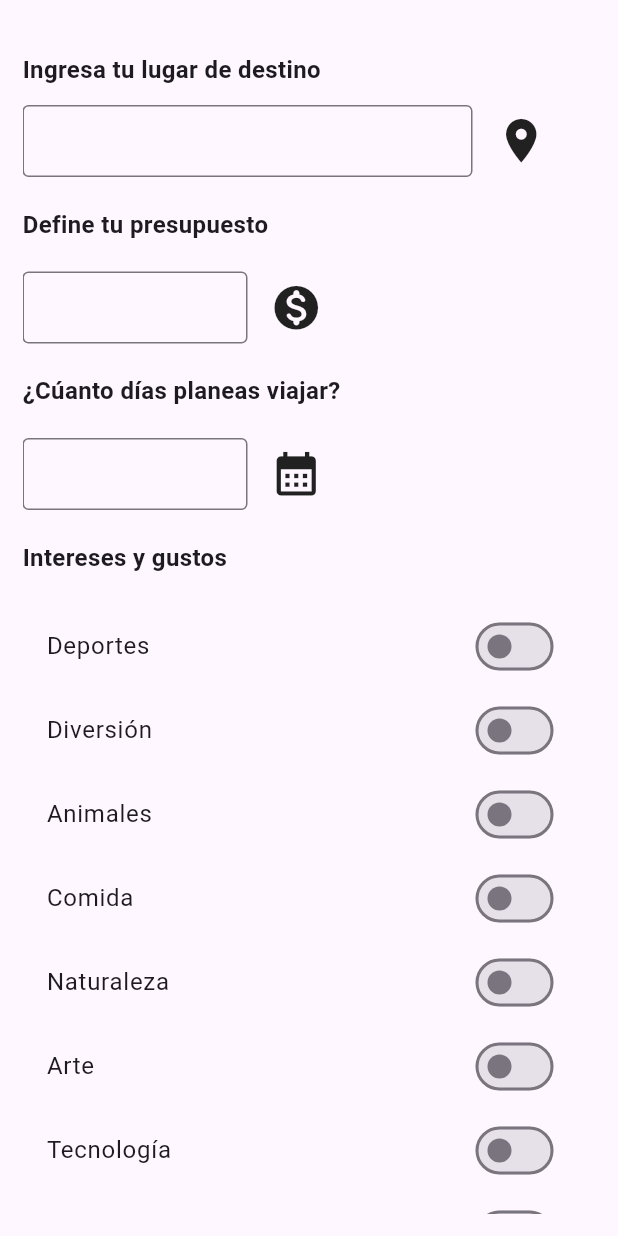
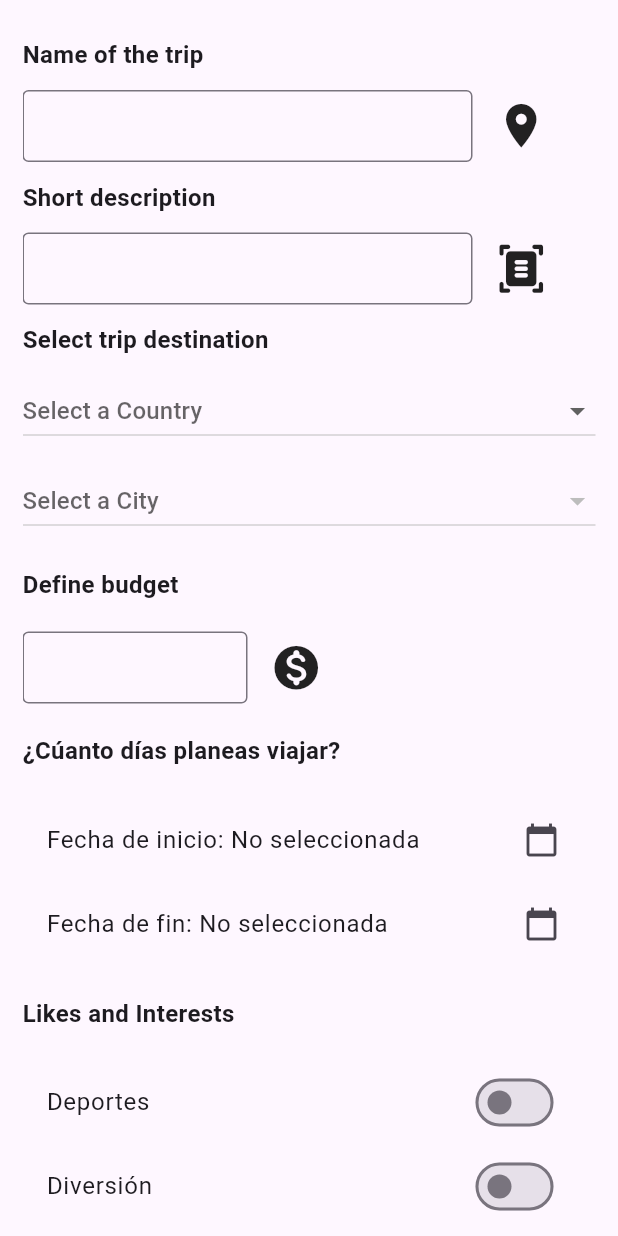
Before and after one commit to anamariaag/Travel_Mate, a Flutter app: the NewItinerarScreen screen opened directly, on a phone screen of 412 x 824 dp. Run offline on Flutter 3.47's test engine with Material 3 defaults, Android fonts, the phone set to English and light mode, and no system bars; our stand-ins replace bloc, cloud_firestore, equatable, firebase_auth, firebase_core, flutter_bloc and 4 more; missing offline and left inert: dart:ffi; accounts and stored records are empty; network calls fail.

Commit message:
destination dropdowns

```diff
--- a/lib/home/home_page.dart
+++ b/lib/home/home_page.dart
@@ -3,10 +3,11 @@ import 'package:flutter_bloc/flutter_bloc.dart';
 import 'package:travel_mate/auth/bloc/auth_bloc.dart';
 import 'package:travel_mate/itinerary/my_itineraries.dart';
 import 'package:travel_mate/itinerary/new_itinerary.dart';
+import 'package:travel_mate/itinerary/provider/new_itineray_picker_provider.dart';
 import 'package:travel_mate/profile/profile.dart';
 import 'package:travel_mate/register/register.dart';
 
-void main() => runApp(const HomePage());
+// void main() => runApp(const HomePage());
 
 class HomePage extends StatelessWidget {
   const HomePage({super.key});
--- a/lib/itinerary/itinerary_details.dart
+++ b/lib/itinerary/itinerary_details.dart
@@ -5,7 +5,7 @@ import 'package:latlong2/latlong.dart';
 import 'package:intl/intl.dart';
 import 'package:travel_mate/itinerary/itinerary.dart';
 
-void main() => runApp(ItineraryDetails());
+// void main() => runApp(ItineraryDetails());
 
 class ItineraryDetails extends StatelessWidget {
   Itinerary? itinerary;
--- a/lib/itinerary/new_itinerary.dart
+++ b/lib/itinerary/new_itinerary.dart
@@ -1,6 +1,11 @@
+import 'package:flutter/cupertino.dart';
 import 'package:flutter/material.dart';
-
-void main() => runApp(NewItinerary());
+import 'package:flutter/widgets.dart';
+import 'package:flutter_bloc/flutter_bloc.dart';
+import 'package:intl/intl.dart';
+import 'package:travel_mate/itinerary/provider/new_itineray_picker_provider.dart';
+import 'package:provider/provider.dart';
+// void main() => runApp(NewItinerary());
 
 class NewItinerary extends StatelessWidget {
   NewItinerary({super.key});
@@ -32,12 +37,29 @@ class NewItinerarScreen extends StatefulWidget {
 }
 
 class _NewItinerarScreenState extends State<NewItinerarScreen> {
-  final TextEditingController destinyController = TextEditingController();
+  @override
+  void initState() {
+    super.initState();
+    final countryProvider =
+        Provider.of<NewItineraryProvider>(context, listen: false);
+    WidgetsBinding.instance.addPostFrameCallback((_) {
+      context.read<NewItineraryProvider>().clearDates();
+      countryProvider.countryList();
+    });
+  }
+
+  final TextEditingController destinationController = TextEditingController();
+  final TextEditingController tripnameController = TextEditingController();
+  final TextEditingController tripdescriptionController =
+      TextEditingController();
   final TextEditingController daysController = TextEditingController();
+
   List<String> selectedCategories = [];
-
   int budget = 0;
   int days = 0;
+
+  String? _selectedCountry;
+  String? _selectedCity;
 
   void handleCategorySelection(String category, bool value) {
     setState(() {
@@ -53,26 +75,32 @@ class _NewItinerarScreenState extends State<NewItinerarScreen> {
     "Deportes",
     "Diversión",
     "Animales",
-    "Comida",
     "Naturaleza",
     "Arte",
-    "Tecnología",
     "Música",
   ];
 
   @override
   Widget build(BuildContext context) {
+    DateTime? fromDate = context.watch<NewItineraryProvider>().startDate;
+    String? onlyDateFrom =
+        fromDate != null ? DateFormat('dd/MM/yy').format(fromDate) : null;
+
+    DateTime? toDate = context.watch<NewItineraryProvider>().endDate;
+    String? onlyDateEnd =
+        toDate != null ? DateFormat('dd/MM/yy').format(toDate) : null;
+
     return Scaffold(
       body: Padding(
         padding: const EdgeInsets.all(15.0),
         child: ListView(children: [
           SizedBox(
-            height: 20.0,
+            height: 10.0,
           ),
           Row(
             mainAxisAlignment: MainAxisAlignment.start,
             children: [
-              Text("Ingresa tu lugar de destino",
+              Text("Name of the trip",
                   style: TextStyle(fontSize: 16, fontWeight: FontWeight.bold)),
             ],
           ),
@@ -86,7 +114,7 @@ class _NewItinerarScreenState extends State<NewItinerarScreen> {
                 width: 300.0,
                 child: Container(
                   child: TextField(
-                    controller: destinyController,
+                    controller: tripnameController,
                     decoration: InputDecoration(
                         border: OutlineInputBorder(),
                         contentPadding: EdgeInsets.all(8.0)),
@@ -103,12 +131,129 @@ class _NewItinerarScreenState extends State<NewItinerarScreen> {
             ],
           ),
           SizedBox(
+            height: 12.0,
+          ),
+          Row(
+            mainAxisAlignment: MainAxisAlignment.start,
+            children: [
+              Text("Short description",
+                  style: TextStyle(fontSize: 16, fontWeight: FontWeight.bold)),
+            ],
+          ),
+          SizedBox(
+            height: 12.0,
+          ),
+          Row(
+            mainAxisAlignment: MainAxisAlignment.start,
+            children: [
+              SizedBox(
+                width: 300.0,
+                child: Container(
+                  child: TextField(
+                    controller: tripdescriptionController,
+                    decoration: InputDecoration(
+                        border: OutlineInputBorder(),
+                        contentPadding: EdgeInsets.all(8.0)),
+                  ),
+                ),
+              ),
+              SizedBox(
+                width: 15.0,
+              ),
+              Icon(
+                Icons.document_scanner_rounded,
+                size: 35.0,
+              )
+            ],
+          ),
+          SizedBox(
+            height: 12.0,
+          ),
+          Row(
+            mainAxisAlignment: MainAxisAlignment.start,
+            children: [
+              Text("Select trip destination",
+                  style: TextStyle(fontSize: 16, fontWeight: FontWeight.bold)),
+            ],
+          ),
+          SizedBox(
+            height: 12.0,
+          ),
+          DropdownButton<String>(
+            isExpanded: true,
+            hint: Text("Select a Country"),
+            value: _selectedCountry,
+            onChanged: (String? newValue) {
+              setState(() {
+                _selectedCountry = newValue;
+                _selectedCity = null;
+              });
+              context
+                  .read<NewItineraryProvider>()
+                  .cityList(_selectedCountry ?? "");
+            },
+            items: context.watch<NewItineraryProvider>().isCountriesLoading
+                ? [
+                    DropdownMenuItem(
+                        value: '',
+                        child: Row(
+                          children: [
+                            CircularProgressIndicator(),
+                            SizedBox(width: 8),
+                            Text("Loading..."),
+                          ],
+                        ))
+                  ]
+                : (context.watch<NewItineraryProvider>().countries ?? [])
+                    .map((country) {
+                    return DropdownMenuItem<String>(
+                      value: country,
+                      child: Text(country),
+                    );
+                  }).toList(), // Populate the dropdown with country names
+          ),
+          SizedBox(
+            height: 12.0,
+          ),
+          SizedBox(
+            width: 200.0,
+            child: DropdownButton<String>(
+              isExpanded: true,
+              hint: Text("Select a City"),
+              value: _selectedCity,
+              onChanged: (String? newValue) {
+                setState(() {
+                  _selectedCity = newValue;
+                });
+              },
+              items: context.watch<NewItineraryProvider>().isCitiesLoading
+                  ? [
+                      DropdownMenuItem(
+                          value: '',
+                          child: Row(
+                            children: [
+                              CircularProgressIndicator(),
+                              SizedBox(width: 8),
+                              Text("Loading..."),
+                            ],
+                          ))
+                    ]
+                  : (context.watch<NewItineraryProvider>().cities ?? [])
+                      .map((city) {
+                      return DropdownMenuItem<String>(
+                        value: city,
+                        child: Text(city),
+                      );
+                    }).toList(), // Populate the dropdown with country names
+            ),
+          ),
+          SizedBox(
             height: 20.0,
           ),
           Row(
             mainAxisAlignment: MainAxisAlignment.start,
             children: [
-              Text("Define tu presupuesto",
+              Text("Define budget",
                   style: TextStyle(fontSize: 16, fontWeight: FontWeight.bold)),
             ],
           ),
@@ -158,28 +303,31 @@ class _NewItinerarScreenState extends State<NewItinerarScreen> {
             height: 20.0,
           ),
           Row(
-            mainAxisAlignment: MainAxisAlignment.start,
             children: [
-              SizedBox(
-                width: 150.0,
-                child: Container(
-                  child: TextField(
-                    controller: daysController,
-                    keyboardType: TextInputType.number,
-                    decoration: InputDecoration(
-                        suffixText: " días",
-                        border: OutlineInputBorder(),
-                        contentPadding: EdgeInsets.all(8.0)),
-                  ),
+              Expanded(
+                child: Column(
+                  children: [
+                    ListTile(
+                      title: Text(
+                        "Fecha de inicio: ${fromDate != null ? onlyDateFrom : 'No seleccionada'}",
+                      ),
+                      trailing: Icon(Icons.calendar_today),
+                      onTap: () => context
+                          .read<NewItineraryProvider>()
+                          .selectStartDate(context),
+                    ),
+                    ListTile(
+                      title: Text(
+                        "Fecha de fin: ${toDate != null ? onlyDateEnd : 'No seleccionada'}",
+                      ),
+                      trailing: Icon(Icons.calendar_today),
+                      onTap: () => context
+                          .read<NewItineraryProvider>()
+                          .selectEndDate(context),
+                    ),
+                  ],
                 ),
               ),
-              SizedBox(
-                width: 15.0,
-              ),
-              Icon(
-                Icons.calendar_month,
-                size: 35.0,
-              )
             ],
           ),
           SizedBox(
@@ -188,7 +336,7 @@ class _NewItinerarScreenState extends State<NewItinerarScreen> {
           Row(
             mainAxisAlignment: MainAxisAlignment.start,
             children: [
-              Text("Intereses y gustos",
+              Text("Likes and Interests",
                   style: TextStyle(fontSize: 16, fontWeight: FontWeight.bold)),
             ],
           ),
@@ -207,6 +355,14 @@ class _NewItinerarScreenState extends State<NewItinerarScreen> {
                 ),
             ],
           ),
+          ElevatedButton(
+              onPressed: () {
+                // print(context.watch<NewItineraryProvider>().countries);
+              },
+              child: Row(
+                mainAxisSize: MainAxisSize.min,
+                children: [Text("Create New Trip")],
+              ))
         ]),
       ),
     );
--- a/lib/login/login.dart
+++ b/lib/login/login.dart
@@ -4,7 +4,7 @@ import 'package:travel_mate/auth/bloc/auth_bloc.dart';
 import 'package:firebase_auth/firebase_auth.dart';
 import 'package:travel_mate/register/register.dart';
 
-void main() => runApp(Login());
+// void main() => runApp(Login());
 
 class Login extends StatelessWidget {
   Login({super.key});
--- a/lib/main.dart
+++ b/lib/main.dart
@@ -7,6 +7,8 @@ import 'package:flutter/material.dart';
 import 'package:travel_mate/itinerary/bloc/itinerary_bloc.dart';
 import 'package:travel_mate/itinerary/itinerary_repository.dart';
 import 'package:travel_mate/login/login.dart';
+import 'package:provider/provider.dart';
+import 'package:travel_mate/itinerary/provider/new_itineray_picker_provider.dart';
 
 void main() async {
   WidgetsFlutterBinding.ensureInitialized();
@@ -22,6 +24,9 @@ void main() async {
           create: (context) => AuthBloc()..add(VerifyAuthEvent()),
         ),
         BlocProvider(create: (_) => ItineraryBloc(ItineraryRepository())),
+        ChangeNotifierProvider(
+          create: (context) => NewItineraryProvider(),
+        ),
       ],
       child: MyApp(),
     ),
--- a/lib/register/register.dart
+++ b/lib/register/register.dart
@@ -2,7 +2,7 @@ import 'package:flutter/material.dart';
 import 'package:flutter_bloc/flutter_bloc.dart';
 import 'package:travel_mate/auth/bloc/auth_bloc.dart';
 
-void main() => runApp(Register());
+// void main() => runApp(Register());
 
 class Register extends StatelessWidget {
   Register({super.key});
--- a/pubspec.yaml
+++ b/pubspec.yaml
@@ -20,6 +20,7 @@ dependencies:
   google_sign_in: ^6.2.1
   cloud_firestore: ^4.16.1
   firebase_ui_firestore: ^1.6.2
+  http: ^0.13.6
 
 dev_dependencies:
   flutter_test:
```
Also changed, not shown: lib/itinerary/provider/new_itineray_picker_provider.dart (added, +105 -0 lines), pubspec.lock.
